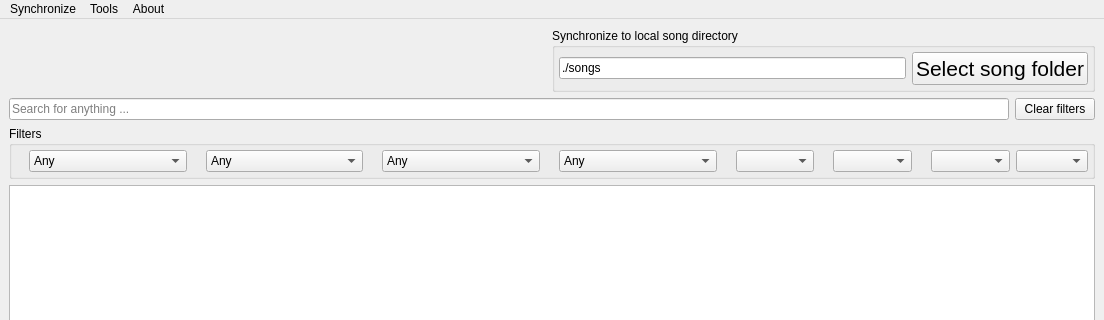
This is src/usdb_syncer/gui/forms/MainWindow.ui in bohning/usdb_syncer as Qt 5 draws it before an edit; both pictures show x 0 to 1104 and y 0 to 320 of the 1104 by 667 pixel window. The edited form follows.
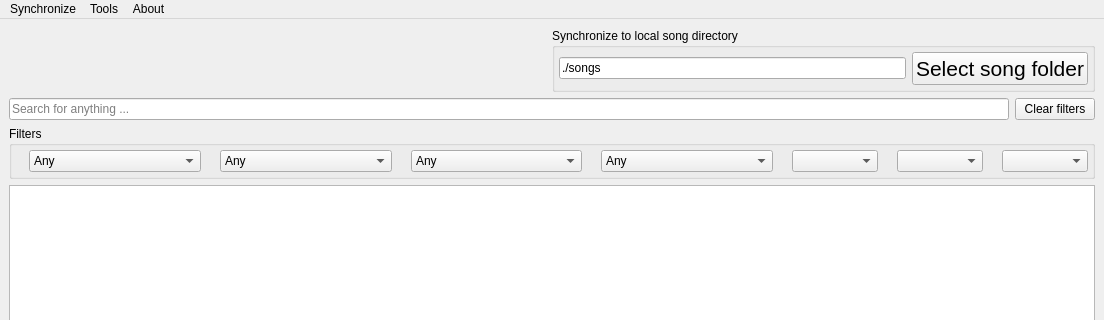
This is the edited form. Icons and pictures are not drawn.

Commit message: fix filter width, use enums to identify table columns

The edit to the form file:
```diff
--- a/src/usdb_syncer/gui/forms/MainWindow.ui
+++ b/src/usdb_syncer/gui/forms/MainWindow.ui
@@ -98,6 +98,12 @@
     </item>
     <item>
      <widget class="QGroupBox" name="groupBox_4">
+      <property name="sizePolicy">
+       <sizepolicy hsizetype="MinimumExpanding" vsizetype="Preferred">
+        <horstretch>0</horstretch>
+        <verstretch>0</verstretch>
+       </sizepolicy>
+      </property>
       <property name="title">
        <string>Filters</string>
       </property>
@@ -126,9 +132,24 @@
        </item>
        <item>
         <widget class="QComboBox" name="comboBox_artist">
+         <property name="sizePolicy">
+          <sizepolicy hsizetype="Ignored" vsizetype="Fixed">
+           <horstretch>0</horstretch>
+           <verstretch>0</verstretch>
+          </sizepolicy>
+         </property>
+         <property name="minimumSize">
+          <size>
+           <width>50</width>
+           <height>0</height>
+          </size>
+         </property>
          <property name="editable">
           <bool>false</bool>
          </property>
+         <property name="sizeAdjustPolicy">
+          <enum>QComboBox::AdjustToContentsOnFirstShow</enum>
+         </property>
          <item>
           <property name="text">
            <string>Any</string>
@@ -144,13 +165,31 @@
          <property name="pixmap">
           <pixmap resource="../resources/resources.qrc">:/icons/title.png</pixmap>
          </property>
+         <property name="alignment">
+          <set>Qt::AlignRight|Qt::AlignTrailing|Qt::AlignVCenter</set>
+         </property>
         </widget>
        </item>
        <item>
         <widget class="QComboBox" name="comboBox_title">
+         <property name="sizePolicy">
+          <sizepolicy hsizetype="Ignored" vsizetype="Fixed">
+           <horstretch>0</horstretch>
+           <verstretch>0</verstretch>
+          </sizepolicy>
+         </property>
+         <property name="minimumSize">
+          <size>
+           <width>50</width>
+           <height>0</height>
+          </size>
+         </property>
          <property name="editable">
           <bool>false</bool>
          </property>
+         <property name="sizeAdjustPolicy">
+          <enum>QComboBox::AdjustToContentsOnFirstShow</enum>
+         </property>
          <item>
           <property name="text">
            <string>Any</string>
@@ -166,10 +205,25 @@
          <property name="pixmap">
           <pixmap resource="../resources/resources.qrc">:/icons/language.png</pixmap>
          </property>
+         <property name="alignment">
+          <set>Qt::AlignRight|Qt::AlignTrailing|Qt::AlignVCenter</set>
+         </property>
         </widget>
        </item>
        <item>
         <widget class="QComboBox" name="comboBox_language">
+         <property name="sizePolicy">
+          <sizepolicy hsizetype="Preferred" vsizetype="Fixed">
+           <horstretch>0</horstretch>
+           <verstretch>0</verstretch>
+          </sizepolicy>
+         </property>
+         <property name="minimumSize">
+          <size>
+           <width>50</width>
+           <height>0</height>
+          </size>
+         </property>
          <property name="editable">
           <bool>false</bool>
          </property>
@@ -188,10 +242,25 @@
          <property name="pixmap">
           <pixmap resource="../resources/resources.qrc">:/icons/edition.png</pixmap>
          </property>
+         <property name="alignment">
+          <set>Qt::AlignRight|Qt::AlignTrailing|Qt::AlignVCenter</set>
+         </property>
         </widget>
        </item>
        <item>
         <widget class="QComboBox" name="comboBox_edition">
+         <property name="sizePolicy">
+          <sizepolicy hsizetype="Minimum" vsizetype="Fixed">
+           <horstretch>0</horstretch>
+           <verstretch>0</verstretch>
+          </sizepolicy>
+         </property>
+         <property name="minimumSize">
+          <size>
+           <width>30</width>
+           <height>0</height>
+          </size>
+         </property>
          <property name="editable">
           <bool>false</bool>
          </property>
@@ -210,10 +279,26 @@
          <property name="pixmap">
           <pixmap resource="../resources/resources.qrc">:/icons/golden_notes.png</pixmap>
          </property>
+         <property name="alignment">
+          <set>Qt::AlignRight|Qt::AlignTrailing|Qt::AlignVCenter</set>
+         </property>
         </widget>
        </item>
        <item>
-        <widget class="QComboBox" name="comboBox_golden_notes"/>
+        <widget class="QComboBox" name="comboBox_golden_notes">
+         <property name="sizePolicy">
+          <sizepolicy hsizetype="Minimum" vsizetype="Fixed">
+           <horstretch>0</horstretch>
+           <verstretch>0</verstretch>
+          </sizepolicy>
+         </property>
+         <property name="minimumSize">
+          <size>
+           <width>30</width>
+           <height>0</height>
+          </size>
+         </property>
+        </widget>
        </item>
        <item>
         <widget class="QLabel" name="label_15">
@@ -223,10 +308,26 @@
          <property name="pixmap">
           <pixmap resource="../resources/resources.qrc">:/icons/rating.png</pixmap>
          </property>
+         <property name="alignment">
+          <set>Qt::AlignRight|Qt::AlignTrailing|Qt::AlignVCenter</set>
+         </property>
         </widget>
        </item>
        <item>
-        <widget class="QComboBox" name="comboBox_rating"/>
+        <widget class="QComboBox" name="comboBox_rating">
+         <property name="sizePolicy">
+          <sizepolicy hsizetype="Minimum" vsizetype="Fixed">
+           <horstretch>0</horstretch>
+           <verstretch>0</verstretch>
+          </sizepolicy>
+         </property>
+         <property name="minimumSize">
+          <size>
+           <width>50</width>
+           <height>0</height>
+          </size>
+         </property>
+        </widget>
        </item>
        <item>
         <widget class="QLabel" name="label_16">
@@ -236,13 +337,26 @@
          <property name="pixmap">
           <pixmap resource="../resources/resources.qrc">:/icons/views.png</pixmap>
          </property>
+         <property name="alignment">
+          <set>Qt::AlignRight|Qt::AlignTrailing|Qt::AlignVCenter</set>
+         </property>
         </widget>
        </item>
        <item>
-        <widget class="QComboBox" name="comboBox_views"/>
-       </item>
-       <item>
-        <widget class="QComboBox" name="comboBox_sync_status"/>
+        <widget class="QComboBox" name="comboBox_views">
+         <property name="sizePolicy">
+          <sizepolicy hsizetype="Minimum" vsizetype="Fixed">
+           <horstretch>0</horstretch>
+           <verstretch>0</verstretch>
+          </sizepolicy>
+         </property>
+         <property name="minimumSize">
+          <size>
+           <width>30</width>
+           <height>0</height>
+          </size>
+         </property>
+        </widget>
        </item>
       </layout>
      </widget>
```
Left out of the diff: 3 changed lines with no effect on the pictures. The commit also changes 2 other files.
